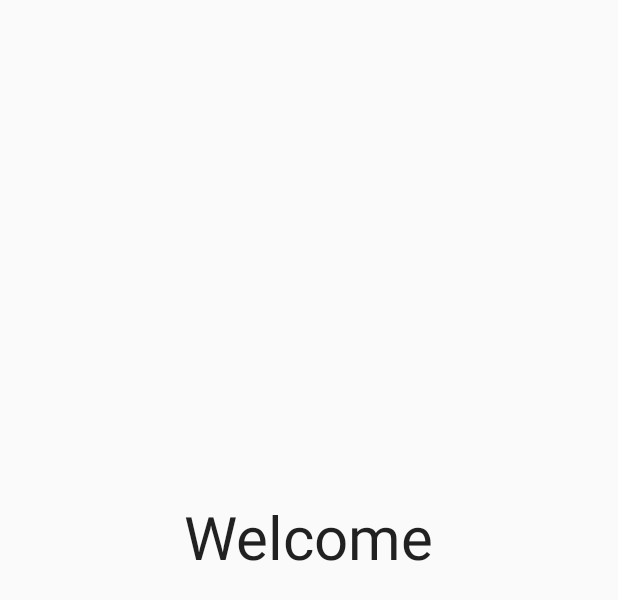
After one commit to VirusTwo/OfCourses, an Android app: the layout welcome_content.xml on its own in the app's theme, with its tools: preview values and no code run, on a phone screen of 412 x 824 dp. The commit adds this screen. Shown: the top 600 px of the screen. Run offline under Robolectric (Android 15) with nearby library versions, the phone set to English and light mode, and no system bars; Roboto replaces fonts that are not available here.

Commit message:
Add welcome message 👽

```diff
--- /dev/null
+++ b/OfCourses/app/src/main/res/layout/welcome_content.xml
@@ -0,0 +1,23 @@
+<?xml version="1.0" encoding="utf-8"?>
+<RelativeLayout xmlns:android="http://schemas.android.com/apk/res/android"
+    android:orientation="vertical" android:layout_width="match_parent"
+    android:layout_height="match_parent">
+
+    <TextView
+        android:layout_width="wrap_content"
+        android:layout_height="wrap_content"
+        android:textAppearance="?android:attr/textAppearanceLarge"
+        android:layout_above="@+id/nomEnseignantText"
+        android:layout_centerHorizontal="true"
+        android:text="@string/welcome"
+        android:textSize="40sp"/>
+
+    <TextView
+        android:layout_width="wrap_content"
+        android:layout_height="wrap_content"
+        android:textAppearance="?android:attr/textAppearanceLarge"
+        android:layout_centerVertical="true"
+        android:layout_centerHorizontal="true"
+        android:id="@+id/nomEnseignantText"
+        android:textSize="40sp"/>
+</RelativeLayout>
--- a/OfCourses/app/src/main/res/values/strings.xml
+++ b/OfCourses/app/src/main/res/values/strings.xml
@@ -57,4 +57,5 @@
     <string name="hello_world">null</string>
     <string name="scheduler">Emplois du temps</string>
     <string name="Groupe4CIUTOrsay">Groupe 4C : IUT Orsay</string>
+    <string name="welcome">Welcome</string>
 </resources>
```
Also changed, not shown: OfCourses/app/src/main/java/iutorsaytpc/ofcourses/MainActivity.java (+4 -13 lines), OfCourses/app/src/main/java/iutorsaytpc/ofcourses/bd/BD.java (+15 -24 lines), OfCourses/app/src/main/java/iutorsaytpc/ofcourses/modele/EnseignantSingleton.java (+8 -0 lines), OfCourses/app/src/main/java/iutorsaytpc/ofcourses/view/FragmentView.java (+10 -2 lines), OfCourses/app/src/main/java/iutorsaytpc/ofcourses/view/WelcomeView.java (added, +31 -0 lines), OfCourses/app/src/main/java/iutorsaytpc/ofcourses/view/Options_Main.java (line endings or trailing spaces), 3 other files.
